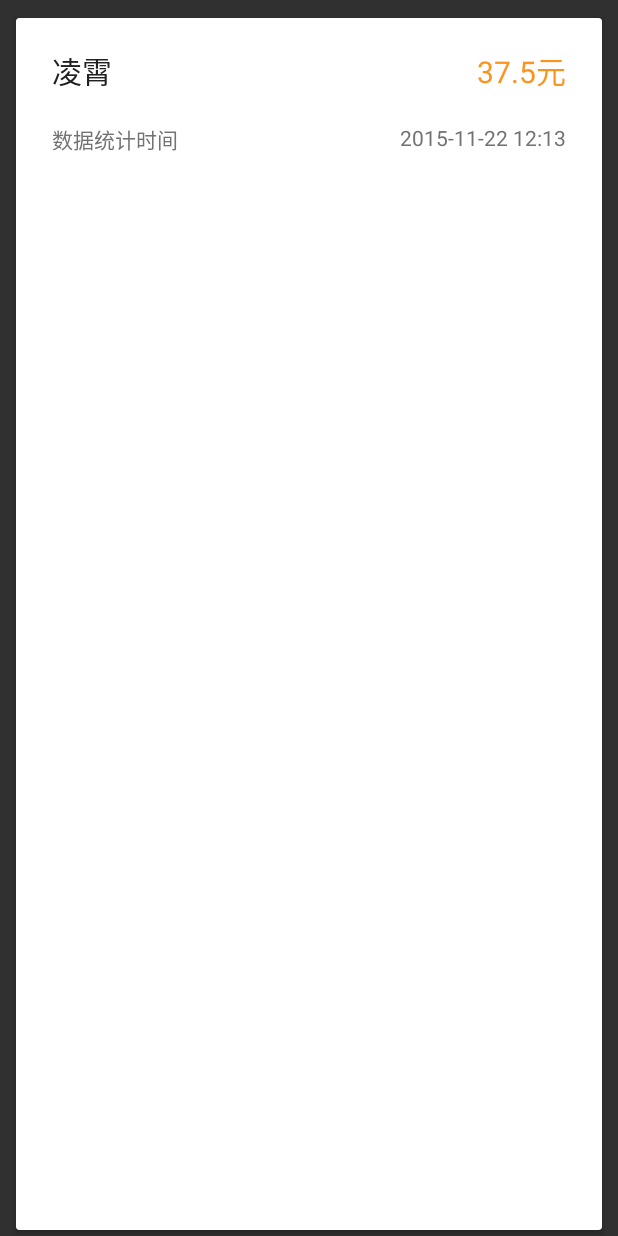
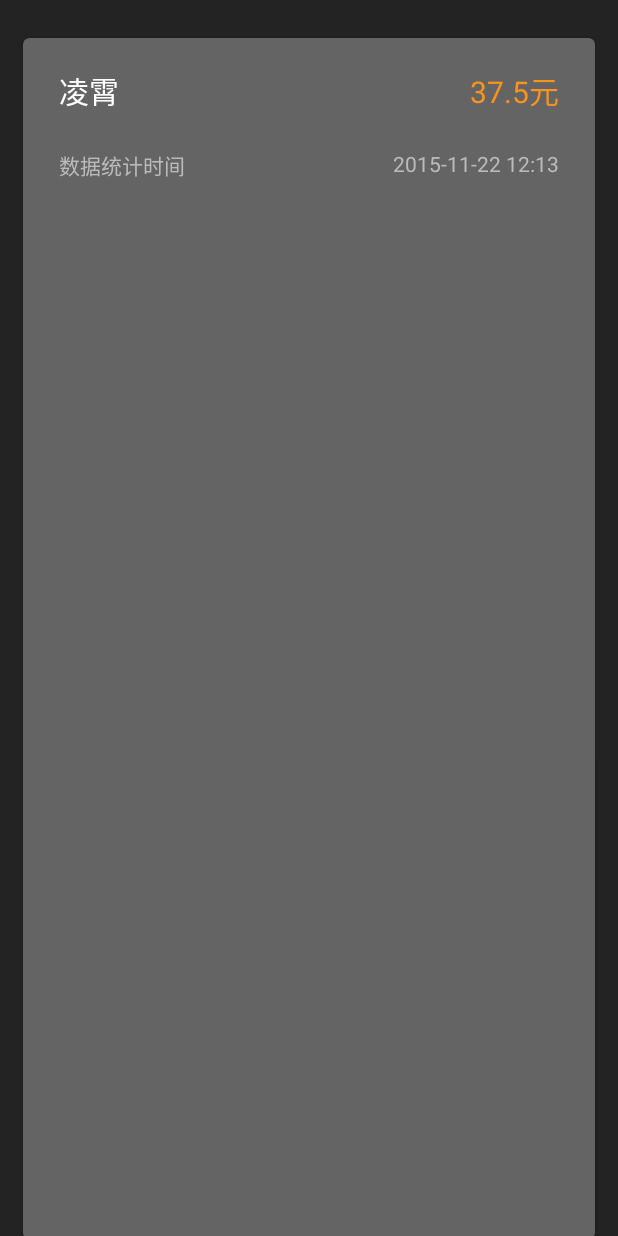
Before and after one commit to moiling/CQUPTCard, an Android app: the layout item_card.xml on its own in the app's theme, with its tools: preview values and no code run, on a phone screen of 412 x 824 dp. Run offline under Robolectric (Android 15) with nearby library versions, the phone set to English and light mode, and no system bars; plain views replace MaterialRippleLayout.

Commit message:
解决多条同时删除的逻辑冲突，界面布置

```diff
--- a/app/src/main/java/com/moi/cquptcard/ui/activity/HomeActivity.java
+++ b/app/src/main/java/com/moi/cquptcard/ui/activity/HomeActivity.java
@@ -84,6 +84,7 @@ public class HomeActivity extends BaseActivity implements IConsumptionVu, ICardV
     private void initToolbar() {
         mToolbar.setTitle(getResources().getString(R.string.app_name));
         setSupportActionBar(mToolbar);
+        mToolbar.setNavigationIcon(getResources().getDrawable(R.mipmap.ic_card));
     }
 
     private void initContent() {
@@ -92,7 +93,8 @@ public class HomeActivity extends BaseActivity implements IConsumptionVu, ICardV
         mCardList.setAdapter(mCardsAdapter);
         // 根据时候有一卡通来判断是否显示List
         controlList();
-        mFab.setBackgroundTintList(ColorStateList.valueOf(getResources().getColor(R.color.white)));
+        mFab.setColorFilter(getResources().getColor(R.color.white));
+        mFab.setBackgroundTintList(ColorStateList.valueOf(getResources().getColor(R.color.accent_color)));
         mFab.setOnClickListener(this);
         mSwipeRefreshWidget.setOnRefreshListener(this);
         mSwipeRefreshWidget.setColorSchemeColors(getResources().getColor(R.color.accent_color));
--- a/app/src/main/java/com/moi/cquptcard/ui/adapter/CardsAdapter.java
+++ b/app/src/main/java/com/moi/cquptcard/ui/adapter/CardsAdapter.java
@@ -27,6 +27,7 @@ public class CardsAdapter extends RecyclerView.Adapter<CardsAdapter.CardsViewHol
     private Context mContext;
     private List<Card> cards = new ArrayList<>();
     private boolean shouldDelete = false;
+    private boolean isDeleting = false;
 
     public CardsAdapter(Context context, List<Card> cards) {
         mContext = context;
@@ -52,6 +53,8 @@ public class CardsAdapter extends RecyclerView.Adapter<CardsAdapter.CardsViewHol
         holder.ripple.setOnClickListener(v -> ConsumptionActivity.actionStart(mContext, card.getCardId()));
         holder.ripple.setOnLongClickListener(v -> {
             shouldDelete = true;
+            if (!isDeleting) {
+                isDeleting = true;
                 cards.remove(i);
                 notifyItemRemoved(i);
                 Snackbar snackbar = Snackbar.make(((Activity) mContext).findViewById(R.id.home_fab), "已删除" + name, Snackbar.LENGTH_LONG)
@@ -59,6 +62,7 @@ public class CardsAdapter extends RecyclerView.Adapter<CardsAdapter.CardsViewHol
                             shouldDelete = false;
                             cards.add(i, card);
                             notifyItemInserted(i);
+                            isDeleting = false;
                         })
                         .setActionTextColor(mContext.getResources().getColor(R.color.accent_color));
                 snackbar.setCallback(new Snackbar.Callback() {
@@ -67,10 +71,12 @@ public class CardsAdapter extends RecyclerView.Adapter<CardsAdapter.CardsViewHol
                         super.onDismissed(snackbar, event);
                         if (shouldDelete) {
                             DatabaseUtils.deleteCard(card);
+                            isDeleting = false;
                         }
                     }
                 });
                 snackbar.show();
+            }
             return false;
         });
     }
--- a/app/src/main/res/layout/activity_consumption.xml
+++ b/app/src/main/res/layout/activity_consumption.xml
@@ -15,11 +15,6 @@
 
         <include layout="@layout/layout_consumption_content"/>
 
-        <!--toolbar下方阴影-->
-        <View
-            android:layout_width="match_parent"
-            android:layout_height="2dp"
-            android:background="@drawable/shadow"/>
     </FrameLayout>
 
 </RelativeLayout>
--- a/app/src/main/res/layout/activity_home.xml
+++ b/app/src/main/res/layout/activity_home.xml
@@ -22,11 +22,6 @@
 
         <include layout="@layout/layout_home_content"/>
 
-        <!--toolbar下方阴影-->
-        <View
-            android:layout_width="match_parent"
-            android:layout_height="2dp"
-            android:background="@drawable/shadow"/>
     </FrameLayout>
 
 </RelativeLayout>
--- a/app/src/main/res/layout/item_card.xml
+++ b/app/src/main/res/layout/item_card.xml
@@ -1,23 +1,19 @@
 <?xml version="1.0" encoding="utf-8"?>
-<LinearLayout xmlns:android="http://schemas.android.com/apk/res/android"
-    xmlns:app="http://schemas.android.com/apk/res-auto"
-    android:layout_width="match_parent"
-    android:layout_height="match_parent"
-    xmlns:tools="http://schemas.android.com/tools"
-    android:orientation="vertical">
 
 <android.support.v7.widget.CardView
-
+    xmlns:android="http://schemas.android.com/apk/res/android"
+    xmlns:app="http://schemas.android.com/apk/res-auto"
+    xmlns:tools="http://schemas.android.com/tools"
     android:id="@+id/item_card"
     android:layout_width="match_parent"
     android:layout_height="match_parent"
     android:layout_gravity="center"
-        android:layout_marginLeft="8dp"
-        android:layout_marginRight="8dp"
-        android:layout_marginTop="8dp"
+    android:layout_marginLeft="12dp"
+    android:layout_marginRight="12dp"
+    android:layout_marginTop="14dp"
     android:clickable="false"
-        app:cardBackgroundColor="@color/white"
-        app:cardCornerRadius="2dp"
+    app:cardBackgroundColor="#646464"
+    app:cardCornerRadius="4dp"
     app:cardElevation="2dp"
     app:cardUseCompatPadding="true">
 
@@ -39,7 +35,7 @@
                 android:layout_width="wrap_content"
                 android:layout_height="wrap_content"
                 android:layout_gravity="center"
-                    android:layout_marginBottom="20dp">
+                android:layout_marginBottom="24dp">
 
                 <TextView
                     android:id="@+id/tv_name"
@@ -47,9 +43,9 @@
                     android:layout_height="wrap_content"
                     android:layout_alignParentLeft="true"
                     android:layout_marginLeft="24dp"
-                        tools:text="凌霄"
-                        android:textColor="@color/primary_text"
-                        android:textSize="20sp"/>
+                    android:textColor="@color/white"
+                    android:textSize="20sp"
+                    tools:text="凌霄" />
 
                 <TextView
                     android:id="@+id/tv_money"
@@ -57,9 +53,9 @@
                     android:layout_height="wrap_content"
                     android:layout_alignParentRight="true"
                     android:layout_marginRight="24dp"
-                        tools:text="37.5元"
                     android:textColor="@color/accent_color"
-                        android:textSize="20sp"/>
+                    android:textSize="20sp"
+                    tools:text="37.5元" />
 
             </RelativeLayout>
 
@@ -74,7 +70,7 @@
                     android:layout_alignParentLeft="true"
                     android:layout_marginLeft="24dp"
                     android:text="数据统计时间"
-                        android:textColor="@color/secondary_text"/>
+                    android:textColor="#bbb" />
 
                 <TextView
                     android:id="@+id/tv_time"
@@ -82,8 +78,8 @@
                     android:layout_height="wrap_content"
                     android:layout_alignParentRight="true"
                     android:layout_marginRight="24dp"
-                        tools:text="2015-11-22 12:13"
-                        android:textColor="@color/secondary_text"/>
+                    android:textColor="#bbb"
+                    tools:text="2015-11-22 12:13" />
 
             </RelativeLayout>
 
@@ -92,5 +88,3 @@
     </com.balysv.materialripple.MaterialRippleLayout>
 
 </android.support.v7.widget.CardView>
-
-</LinearLayout>
--- a/app/src/main/res/layout/layout_toolbar.xml
+++ b/app/src/main/res/layout/layout_toolbar.xml
@@ -2,9 +2,7 @@
 <android.support.v7.widget.Toolbar
     android:id="@+id/toolbar"
     xmlns:android="http://schemas.android.com/apk/res/android"
-    xmlns:app="http://schemas.android.com/apk/res-auto"
     android:layout_width="match_parent"
     android:layout_height="?attr/actionBarSize"
     android:background="?attr/colorPrimary"
-    android:minHeight="?attr/actionBarSize"
-    app:popupTheme="@style/ThemeOverlay.AppCompat.Light"/>
+    android:minHeight="?attr/actionBarSize" />
--- a/app/src/main/res/values/colors.xml
+++ b/app/src/main/res/values/colors.xml
@@ -14,7 +14,7 @@
     <color name="my_dark_red">#c44f65</color>
     <color name="logo_dark_color">#fb941e</color>
     <color name="logo_color">#fca729</color>
-    <color name="primary_color">#3e3e3e</color>
+    <color name="primary_color">#232323</color>
     <color name="primary_dark_color">#212121</color>
     <color name="accent_color">#fb941e</color>
 
--- a/app/src/main/res/values/styles.xml
+++ b/app/src/main/res/values/styles.xml
@@ -10,9 +10,11 @@
         <!-- Actionbar color -->
         <item name="colorPrimary">@color/primary_color</item>
         <!--Status bar color-->
-        <item name="colorPrimaryDark">@color/primary_dark_color</item>
+        <item name="colorPrimaryDark">@color/primary_color</item>
+        <item name="android:windowBackground">@color/primary_color</item>
         <item name="colorAccent">@color/primary_color</item>
         <item name="colorControlNormal">@color/white</item>
+        <item name="android:textColorPrimary">@color/white</item>
     </style>
 
     <style name="EditTheme" parent="Theme.AppCompat.NoActionBar">
```
Also changed, not shown: app/src/main/java/com/moi/cquptcard/ui/activity/ConsumptionActivity.java (+10 -3 lines), app/src/main/java/com/moi/cquptcard/ui/widget/DividerItemDecoration.java (added, +88 -0 lines), app/src/main/res/layout/item_consumption.xml (+14 -30 lines), app/src/main/res/mipmap-xhdpi/ic_card.png (added). Lines whose indentation alone changed are shown as unchanged.
